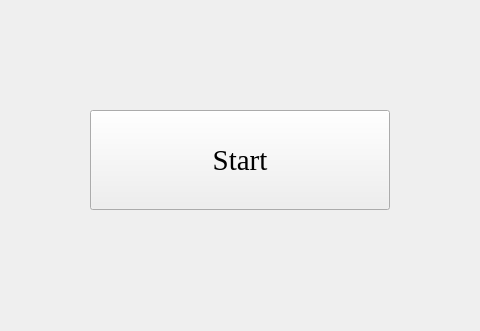
First picture: the form in ui/mainwindow.ui, repository RLogan-CSDev/Secret-Santa, before the edit; both pictures show x 429 to 909 and y 419 to 750 of the 1300 by 750 pixel window.
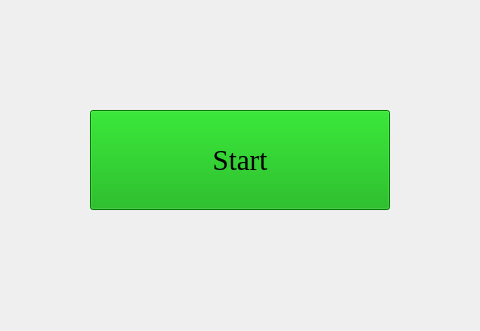
Second picture: the form after the edit. The open tabs and pages were chosen to show the change. Icons and pictures are not drawn.

What changed in the file:
```diff
--- a/ui/mainwindow.ui
+++ b/ui/mainwindow.ui
@@ -16,6 +16,12 @@
     <verstretch>0</verstretch>
    </sizepolicy>
   </property>
+  <property name="font">
+   <font>
+    <family>Georgia</family>
+    <pointsize>18</pointsize>
+   </font>
+  </property>
   <property name="windowTitle">
    <string>MainWindow</string>
   </property>
@@ -43,6 +49,12 @@
      <number>3</number>
     </property>
     <widget class="QWidget" name="initialPage">
+     <property name="styleSheet">
+      <string notr="true">background: qlineargradient(x1: 0, y1: 0, x2: 0, y2: 1, 
+                                stop: 0 #f8f9fa, 
+                                stop: 0.5 #e9ecef, 
+                                stop: 1 #d7e3fc);</string>
+     </property>
      <widget class="QLabel" name="lblImageInitial">
       <property name="geometry">
        <rect>
@@ -74,6 +86,9 @@
         <pointsize>22</pointsize>
        </font>
       </property>
+      <property name="styleSheet">
+       <string notr="true">background-color: rgb(0, 170, 0);</string>
+      </property>
       <property name="text">
        <string>Start</string>
       </property>
```
Left out of the diff: 137 changed lines with no effect on the pictures.
